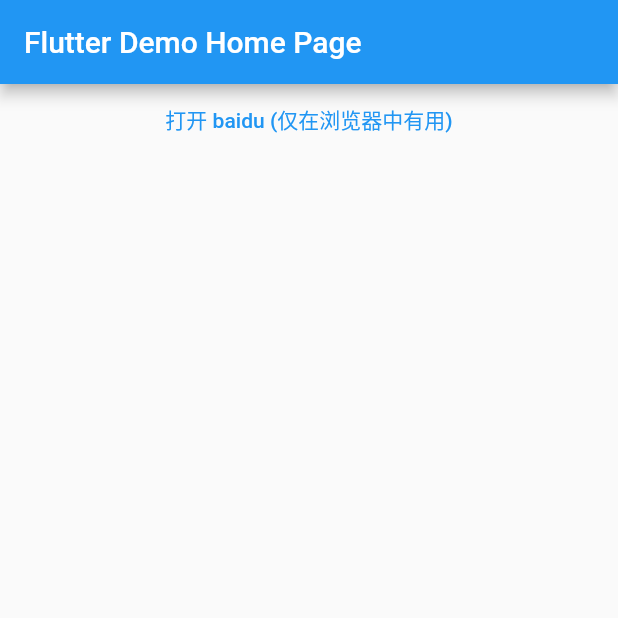
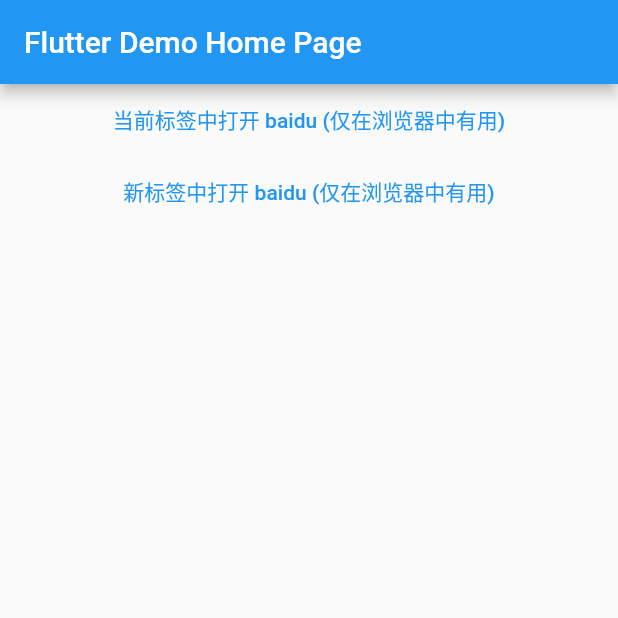
Before and after one commit to smartwalle/sm_browser, a Flutter app: the screen it shows after launch, on a phone screen of 412 x 824 dp, the top half of it. Run offline on Flutter 3.47's test engine with Material 2 defaults, Android fonts, the phone set to English and light mode, and no system bars; missing offline and left inert: dart:html.

Commit message:
add window

```diff
--- a/example/lib/main.dart
+++ b/example/lib/main.dart
@@ -41,9 +41,15 @@ class _HomePageState extends State<HomePage> {
         child: Column(
           children: [
             TextButton(
-              child: const Text("打开 baidu (仅在浏览器中有用)"),
+              child: const Text("当前标签中打开 baidu (仅在浏览器中有用)"),
               onPressed: () {
                 KIBrowser.location.replace("https://www.baidu.com");
+              },
+            ),
+            TextButton(
+              child: const Text("新标签中打开 baidu (仅在浏览器中有用)"),
+              onPressed: () {
+                KIBrowser.window.open("https://www.baidu.com");
               },
             ),
           ],
--- a/lib/sm_browser.dart
+++ b/lib/sm_browser.dart
@@ -3,6 +3,8 @@ library sm_browser;
 import 'package:sm_browser/src/web.dart' if (dart.library.io) "package:sm_browser/src/io.dart";
 
 class KIBrowser {
+  static final KIWindow window = KIWindow();
+
   static final KIHistory history = KIHistory();
 
   static final KILocation location = KILocation();
--- a/lib/src/io.dart
+++ b/lib/src/io.dart
@@ -1,3 +1,7 @@
+class KIWindow {
+  void open(String url) {}
+}
+
 class KIHistory {
   void replace(String? url) {}
 }
--- a/lib/src/web.dart
+++ b/lib/src/web.dart
@@ -1,4 +1,10 @@
 import 'dart:html' as html;
+
+class KIWindow {
+  void open(String url) {
+    html.window.open(url, "");
+  }
+}
 
 class KIHistory {
   void replace(String? url) {
```
